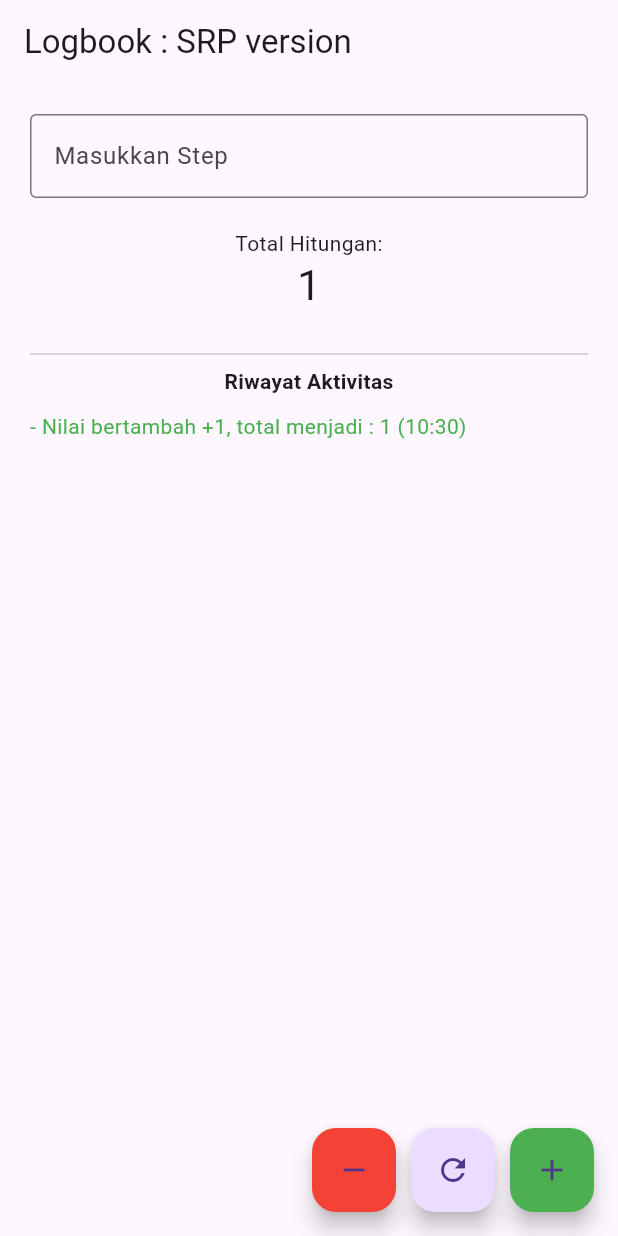
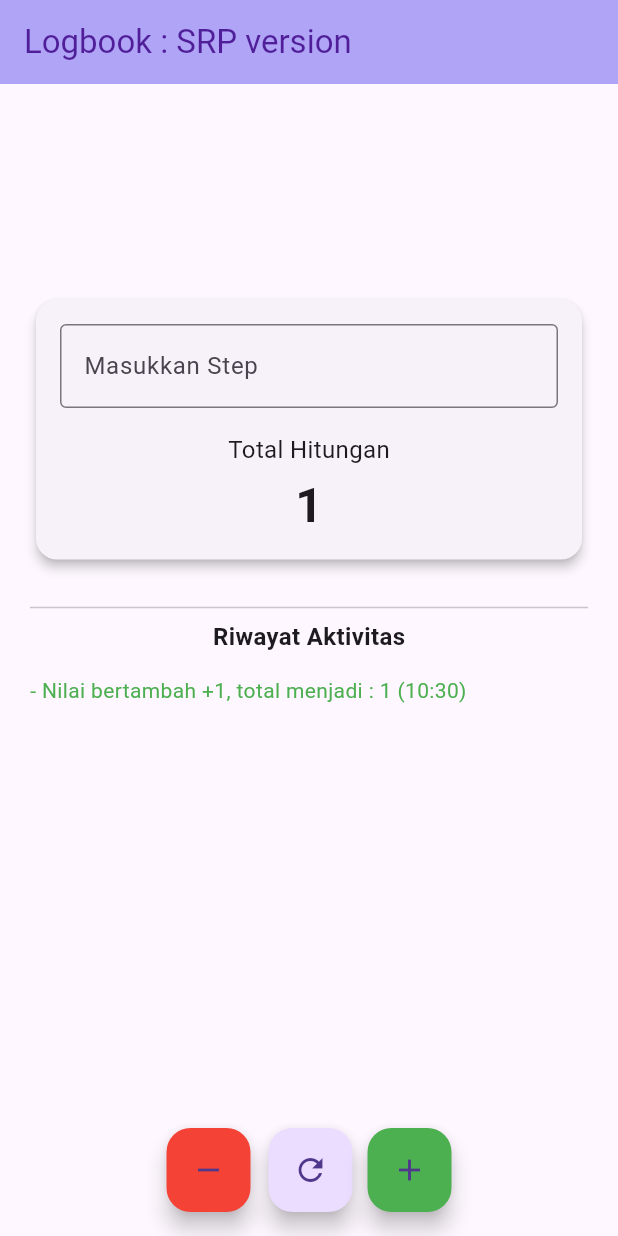
Before and after one commit to ucii88/-PY4_2A_D3_2024-_Modul1_026, a Flutter app: the screen it shows after launch, after a tap on the "add" icon, on a phone screen of 412 x 824 dp. Run offline on Flutter 3.47's test engine with Material 3 defaults, Android fonts, the phone set to English and light mode, and no system bars.

Commit message:
modifikasi UI/UX

```diff
--- a/lib/counter_view.dart
+++ b/lib/counter_view.dart
@@ -14,9 +14,25 @@ class _CounterViewState extends State<CounterView> {
   @override
   Widget build(BuildContext context) {
     return Scaffold(
-      appBar: AppBar(title: const Text("Logbook : SRP version")),
+      appBar: AppBar(
+        backgroundColor: const Color.fromARGB(255, 176, 164, 246),
+        title: const Text(
+          "Logbook : SRP version",
+          style: TextStyle(color: Color.fromARGB(255, 79, 30, 152)),
+        ),
+      ),
       body: Padding(
         padding: const EdgeInsets.all(20),
+        child: Column(
+          children: [
+            const SizedBox(height: 120),
+            Card(
+              elevation: 3,
+              shape: RoundedRectangleBorder(
+                borderRadius: BorderRadius.circular(14),
+              ),
+              child: Padding(
+                padding: const EdgeInsets.all(16),
                 child: Column(
                   children: [
                     TextField(
@@ -32,25 +48,36 @@ class _CounterViewState extends State<CounterView> {
                       },
                     ),
 
-            const SizedBox(height: 20),
+                    const SizedBox(height: 16),
 
-            const Text('Total Hitungan:'),
+                    const Text(
+                      "Total Hitungan",
+                      style: TextStyle(fontSize: 16),
+                    ),
+                    const SizedBox(height: 6),
+
                     Text(
                       '${controller.value}',
-              style: Theme.of(context).textTheme.headlineMedium,
+                      style: Theme.of(context).textTheme.headlineLarge
+                          ?.copyWith(fontWeight: FontWeight.bold),
+                    ),
+                  ],
+                ),
+              ),
             ),
 
             const SizedBox(height: 20),
             const Divider(),
             const Text(
               "Riwayat Aktivitas",
-              style: TextStyle(fontWeight: FontWeight.bold),
+              style: TextStyle(fontSize: 16, fontWeight: FontWeight.bold),
             ),
             const SizedBox(height: 10),
 
-            Expanded(
+            Flexible(
               child: controller.history.isEmpty
-                  ? const Center(
+                  ? Padding(
+                      padding: const EdgeInsets.only(top: 16),
                       child: Text(
                         "Belum ada aktivitas",
                         style: TextStyle(color: Colors.grey),
@@ -67,9 +94,12 @@ class _CounterViewState extends State<CounterView> {
                         } else if (historyText.contains("berkurang")) {
                           textColor = Colors.red;
                         }
-                        return Text(
-                          "- ${controller.history[index]}",
+                        return Padding(
+                          padding: const EdgeInsets.symmetric(vertical: 4),
+                          child: Text(
+                            "- $historyText",
                             style: TextStyle(color: textColor),
+                          ),
                         );
                       },
                     ),
@@ -78,7 +108,10 @@ class _CounterViewState extends State<CounterView> {
         ),
       ),
 
+      floatingActionButtonLocation: FloatingActionButtonLocation.centerFloat,
+
       floatingActionButton: Row(
+        mainAxisSize: MainAxisSize.min,
         mainAxisAlignment: MainAxisAlignment.end,
         children: [
           FloatingActionButton(
@@ -91,7 +124,7 @@ class _CounterViewState extends State<CounterView> {
             },
             child: const Icon(Icons.remove),
           ),
-          const SizedBox(width: 10),
+          const SizedBox(width: 12),
 
           FloatingActionButton(
             heroTag: "reset",
```
Lines whose indentation alone changed are shown as unchanged.
